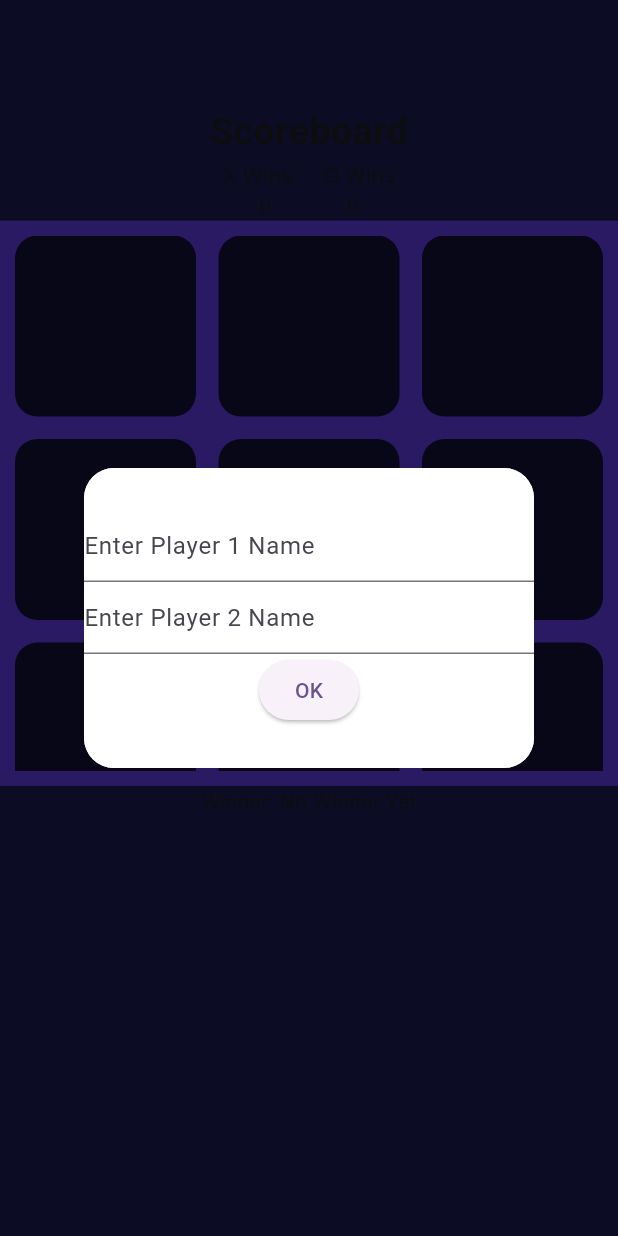
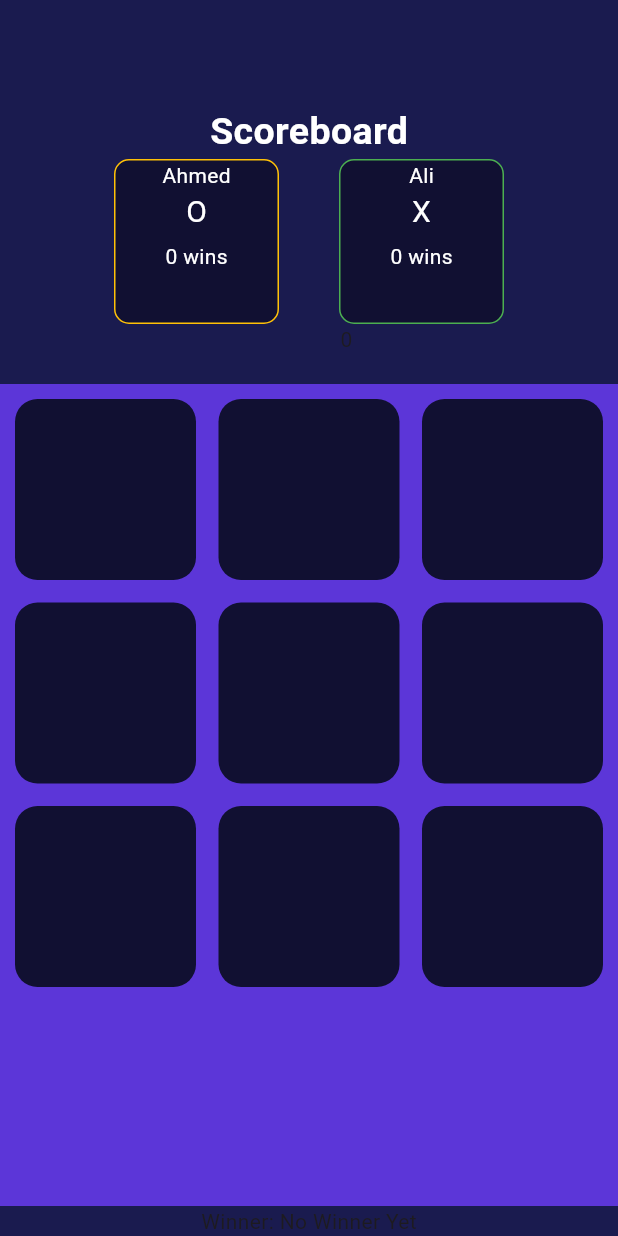
Before and after one commit to 3SyedShayan/Tic-Tac-Toe, a Flutter app: the screen it shows after launch, on a phone screen of 412 x 824 dp. Run offline on Flutter 3.47's test engine with Material 3 defaults, Android fonts, the phone set to English and light mode, and no system bars; our stand-ins replace flutter_riverpod, google_fonts.

Commit message:
ScoreBoard UI Updated

```diff
--- a/lib/riverpod/players_name.dart
+++ b/lib/riverpod/players_name.dart
@@ -1,9 +1,13 @@
 import 'package:flutter_riverpod/flutter_riverpod.dart';
 
 final playerName1 = StateProvider<String>((ref) {
-  return "";
+  return "Ahmed";
 });
 
 final playerName2 = StateProvider<String>((ref) {
-  return "";
+  return "Ali";
 });
+
+final playerXTurn = StateProvider<bool>((ref) {
+  return true;
+});
--- a/lib/screens/home.dart
+++ b/lib/screens/home.dart
@@ -22,13 +22,13 @@ class _HomeScreenState extends ConsumerState<HomeScreen> {
     );
   }
 
-  @override
-  void initState() {
-    super.initState();
-    WidgetsBinding.instance.addPostFrameCallback((_) {
-      getName();
-    });
-  }
+  // @override
+  // void initState() {
+  //   super.initState();
+  //   WidgetsBinding.instance.addPostFrameCallback((_) {
+  //     getName();
+  //   });
+  // }
 
   @override
   Widget build(BuildContext context) {
@@ -38,6 +38,7 @@ class _HomeScreenState extends ConsumerState<HomeScreen> {
         children: [
           SizedBox(height: 70),
           Scoreboard(),
+          SizedBox(height: 20),
           Expanded(
             child: Container(
               color: Color.fromRGBO(92, 54, 216, 1),
@@ -45,7 +46,7 @@ class _HomeScreenState extends ConsumerState<HomeScreen> {
             ),
           ),
           Text("Winner: ${ref.watch(winnerProvider).winner}"),
-          SizedBox(height: 280),
+          // SizedBox(height: 280),
         ],
       ),
     );
--- a/lib/widgets/grid.dart
+++ b/lib/widgets/grid.dart
@@ -14,8 +14,6 @@ class Grid extends ConsumerStatefulWidget {
 }
 
 class _GridState extends ConsumerState<Grid> {
-  bool _playerX = true;
-
   List<String> grid = ['', '', '', '', '', '', '', '', ''];
   List<int> winBoxes = [];
   bool anyWinner = false;
@@ -113,6 +111,7 @@ class _GridState extends ConsumerState<Grid> {
   }
 
   void displayXO(int index, BuildContext context) {
+    bool _playerX = ref.read(playerXTurn);
     if (_playerX && grid[index] == '') {
       setState(() {
         Uri.http('console.firebase.google.com');
@@ -128,7 +127,7 @@ class _GridState extends ConsumerState<Grid> {
       );
       return;
     }
-    _playerX = !_playerX;
+    ref.watch(playerXTurn.notifier).state = !ref.watch(playerXTurn);
     winnerXO();
   }
 
--- a/lib/widgets/scoreboard.dart
+++ b/lib/widgets/scoreboard.dart
@@ -1,5 +1,6 @@
 import 'package:flutter/material.dart';
 import 'package:flutter_riverpod/flutter_riverpod.dart';
+import 'package:tic_tac_toe/riverpod/players_name.dart';
 import 'package:tic_tac_toe/riverpod/winner.dart';
 
 class Scoreboard extends ConsumerWidget {
@@ -11,27 +12,99 @@ class Scoreboard extends ConsumerWidget {
       children: [
         Text(
           "Scoreboard",
-          style: TextStyle(fontSize: 25, fontWeight: FontWeight.bold),
+          style: TextStyle(
+            fontSize: 25,
+            fontWeight: FontWeight.bold,
+            color: Colors.white,
+          ),
         ),
         Row(
           mainAxisAlignment: MainAxisAlignment.center,
 
           children: [
-            Text(
-              "X Wins",
-              style: TextStyle(fontSize: 15, fontWeight: FontWeight.w400),
+            Container(
+              width: 110,
+              height: 110,
+              decoration: BoxDecoration(
+                color: Color.fromRGBO(17, 16, 50, 1),
+                borderRadius: BorderRadius.circular(10),
+                border: Border.all(
+                  color: ref.watch(playerXTurn) ? Colors.amber : Colors.green,
+                ),
+              ),
+              child: Center(
+                child: Column(
+                  children: [
+                    Text(
+                      ref.read(playerName1),
+                      style: TextStyle(color: Colors.white),
+                    ),
+                    Text(
+                      "O",
+                      style: TextStyle(
+                        fontSize: 20,
+                        fontWeight: FontWeight.w400,
+                        color: Colors.white,
+                      ),
+                    ),
+                    SizedBox(height: 5),
+                    Text(
+                      "${ref.watch(winnerProvider).oWins.toString()} wins",
+                      style: TextStyle(color: Colors.white),
+                    ),
+                  ],
+                ),
+              ),
             ),
-            SizedBox(width: 20),
-            Text(
-              "O Wins",
-              style: TextStyle(fontSize: 15, fontWeight: FontWeight.w400),
+            SizedBox(width: 40),
+            Container(
+              width: 110,
+              height: 110,
+              decoration: BoxDecoration(
+                color: Color.fromRGBO(17, 16, 50, 1),
+                borderRadius: BorderRadius.circular(10),
+                border: Border.all(
+                  color: ref.watch(playerXTurn) ? Colors.green : Colors.amber,
+                ),
+              ),
+              child: Center(
+                child: Column(
+                  children: [
+                    Text(
+                      ref.read(playerName2),
+                      style: TextStyle(color: Colors.white),
+                    ),
+                    Text(
+                      "X",
+                      style: TextStyle(
+                        fontSize: 20,
+                        fontWeight: FontWeight.w400,
+                        color: Colors.white,
+                      ),
+                    ),
+                    SizedBox(height: 5),
+                    Text(
+                      "${ref.watch(winnerProvider).xWins.toString()} wins",
+                      style: TextStyle(color: Colors.white),
+                    ),
+                  ],
+                ),
+              ),
             ),
+            // Text(
+            //   "X Wins",
+            //   style: TextStyle(fontSize: 15, fontWeight: FontWeight.w400),
+            // ),
+            // SizedBox(width: 20),
+            // Text(
+            //   "O Wins",
+            //   style: TextStyle(fontSize: 15, fontWeight: FontWeight.w400),
+            // ),
           ],
         ),
         Row(
           mainAxisAlignment: MainAxisAlignment.center,
           children: [
-            Text(ref.watch(winnerProvider).xWins.toString()),
             SizedBox(width: 50),
             Text(ref.watch(winnerProvider).oWins.toString()),
           ],
```
